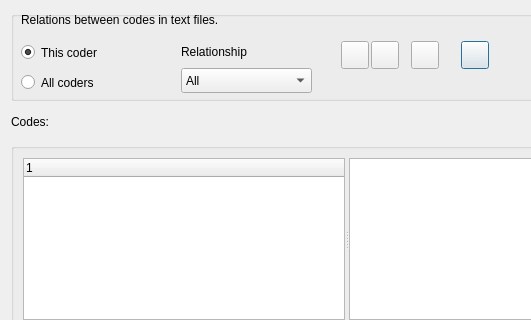
Qt form GUI_UIs/ui_dialog_code_relations.ui (ccbogel/QualCoder) before a commit; both pictures show x 0 to 531 and y 0 to 320 of the 694 by 543 pixel window.
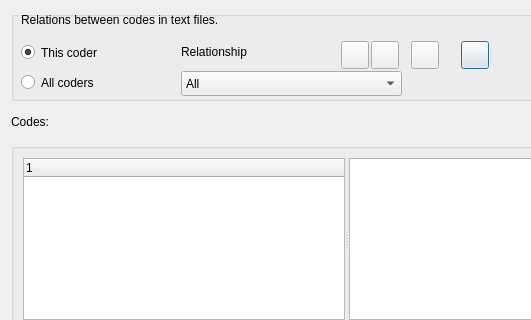
The same form after that commit.

```diff
--- a/GUI_UIs/ui_dialog_code_relations.ui
+++ b/GUI_UIs/ui_dialog_code_relations.ui
@@ -143,8 +143,8 @@
       <property name="geometry">
        <rect>
         <x>170</x>
-        <y>57</y>
-        <width>131</width>
+        <y>60</y>
+        <width>221</width>
         <height>25</height>
        </rect>
       </property>
```
